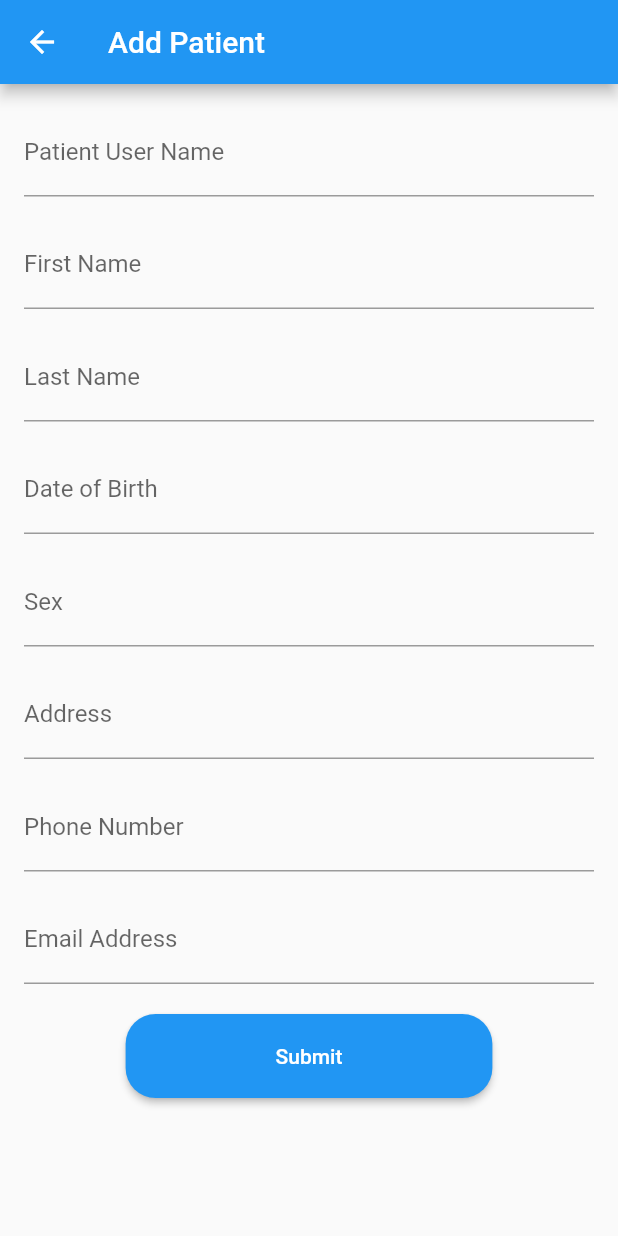
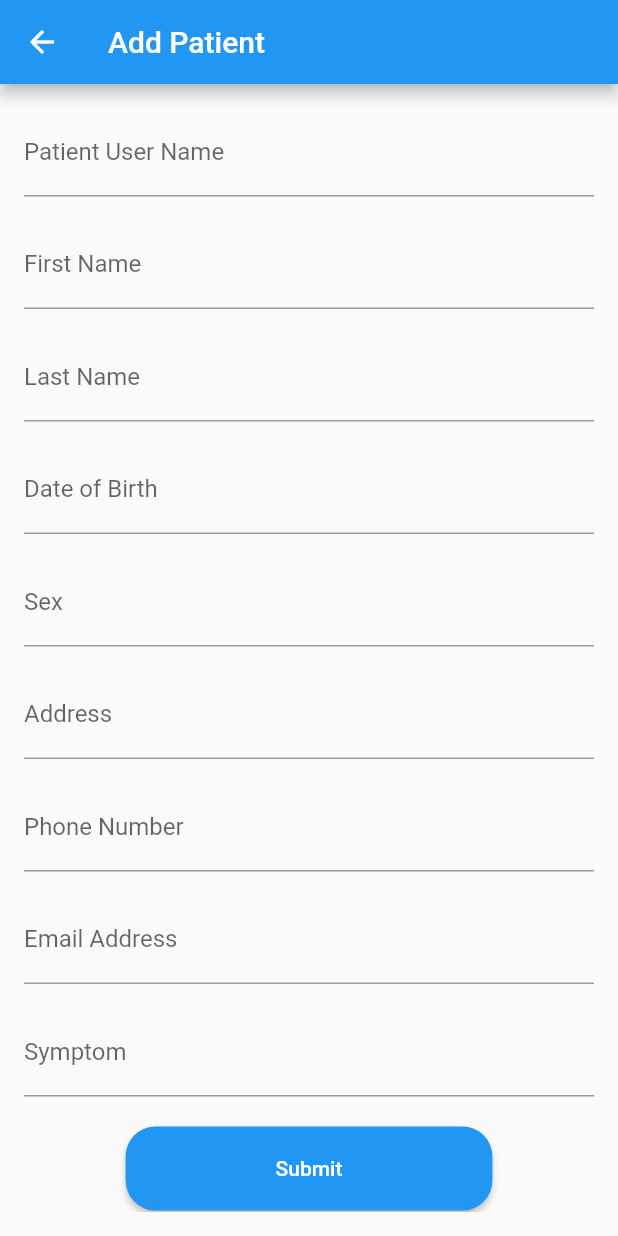
Before and after one commit to mxie10/PatienyCareApp, a Flutter app: the AddPatient screen opened directly, after a tap on "Submit", on a phone screen of 412 x 824 dp. Run offline on Flutter 3.47's test engine with Material 2 defaults, Android fonts, the phone set to English and light mode, and no system bars; network calls fail.

Commit message:
add patient logic

```diff
--- a/lib/addPatientScreen.dart
+++ b/lib/addPatientScreen.dart
@@ -1,3 +1,5 @@
+import 'dart:convert';
+import 'package:http/http.dart' as http;
 import 'package:flutter/material.dart';
 
 class AddPatient extends StatefulWidget {
@@ -16,6 +18,27 @@ class _AddPatientState extends State<AddPatient> {
   String _address = '';
   String _phoneNumber = '';
   String _email = '';
+  String _symptom = '';
+  submit() async {
+    await http.post(
+        Uri.parse('http://localhost:5000'),
+        headers: <String, String>{
+          'Content-Type': 'application/json; charset=UTF-8',
+        },
+        body: jsonEncode({
+          'patientUserName': _patientUserName,
+          'firstName': _firstName,
+          'lastName': _lastName,
+          'sex': _sex,
+          'address': _address,
+          'dateOfBirth': _dob,
+          'phoneNumber': _phoneNumber,
+          'emailAddress': _email,
+          'symptom': _symptom
+        }),
+      );
+      Navigator.pop(context, true);
+  }
 
   @override
   Widget build(BuildContext context) {
@@ -166,6 +189,23 @@ class _AddPatientState extends State<AddPatient> {
                     });
                   },
                 ),
+                SizedBox(height: 16.0),
+                TextFormField(
+                  decoration: InputDecoration(
+                    labelText: 'Symptom',
+                  ),
+                  validator: (value) {
+                    if (value == null || value.isEmpty) {
+                      return 'Please enter symptom';
+                    }
+                    return null;
+                  },
+                  onChanged: (value) {
+                    setState(() {
+                      _symptom = value;
+                    });
+                  },
+                ),
                 SizedBox(height: 20.0),
                 Align(
                   alignment: Alignment.bottomCenter,
@@ -173,7 +213,7 @@ class _AddPatientState extends State<AddPatient> {
                     padding: const EdgeInsets.only(bottom: 20.0),
                     child: ElevatedButton(
                       onPressed: () {
-                        // Add your button on pressed action here
+                        submit();
                       },
                       child: Text('Submit'),
                       style: ElevatedButton.styleFrom(
```
Also changed, not shown: lib/PatientScreen.dart (+49 -26 lines), lib/main.dart (+5 -5 lines).
